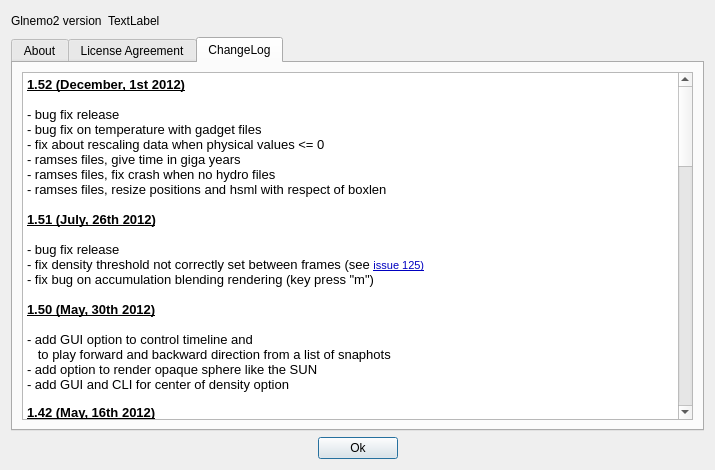
First picture: the form in src/formabout.ui, repository jcldc/glnemo2, before the edit.
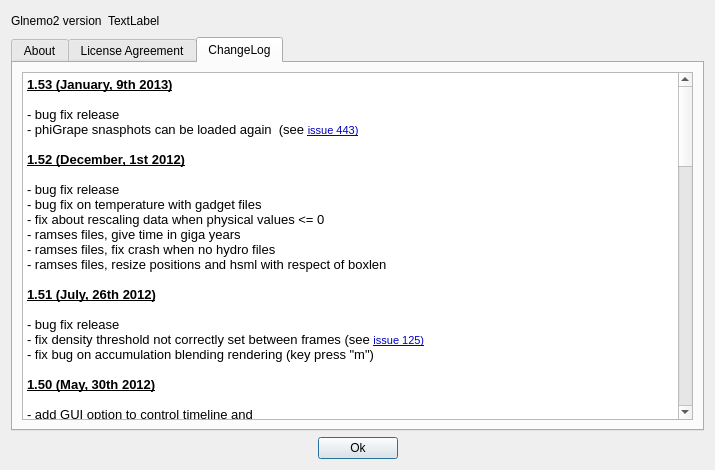
Second picture: the form after the edit. The open tabs and pages were chosen to show the change. Icons and pictures are not drawn.

Patch:
```diff
--- a/src/formabout.ui
+++ b/src/formabout.ui
@@ -1027,6 +1027,11 @@
 &lt;table border=&quot;0&quot; style=&quot;-qt-table-type: root; margin-top:4px; margin-bottom:4px; margin-left:4px; margin-right:4px;&quot;&gt;
 &lt;tr&gt;
 &lt;td style=&quot;border: none;&quot;&gt;
+&lt;p style=&quot; margin-top:0px; margin-bottom:0px; margin-left:0px; margin-right:0px; -qt-block-indent:0; text-indent:0px;&quot;&gt;&lt;span style=&quot; font-size:10pt; font-weight:600; text-decoration: underline;&quot;&gt;1.53 (January, 9th 2013)&lt;/span&gt;&lt;/p&gt;
+&lt;p style=&quot;-qt-paragraph-type:empty; margin-top:0px; margin-bottom:0px; margin-left:0px; margin-right:0px; -qt-block-indent:0; text-indent:0px; font-size:10pt; font-weight:600; text-decoration: underline;&quot;&gt;&lt;br /&gt;&lt;/p&gt;
+&lt;p style=&quot; margin-top:0px; margin-bottom:0px; margin-left:0px; margin-right:0px; -qt-block-indent:0; text-indent:0px;&quot;&gt;&lt;span style=&quot; font-size:10pt;&quot;&gt;- bug fix release&lt;/span&gt;&lt;/p&gt;
+&lt;p style=&quot; margin-top:0px; margin-bottom:0px; margin-left:0px; margin-right:0px; -qt-block-indent:0; text-indent:0px;&quot;&gt;&lt;span style=&quot; font-size:10pt;&quot;&gt;- phiGrape snasphots can be loaded again  (see &lt;/span&gt;&lt;a href=&quot;http://projets.oamp.fr/issues/125&quot;&gt;&lt;span style=&quot; text-decoration: underline; color:#0000c0;&quot;&gt;issue 443)&lt;/span&gt;&lt;/a&gt;&lt;/p&gt;
+&lt;p style=&quot;-qt-paragraph-type:empty; margin-top:0px; margin-bottom:0px; margin-left:0px; margin-right:0px; -qt-block-indent:0; text-indent:0px; font-size:10pt;&quot;&gt;&lt;br /&gt;&lt;/p&gt;
 &lt;p style=&quot; margin-top:0px; margin-bottom:0px; margin-left:0px; margin-right:0px; -qt-block-indent:0; text-indent:0px;&quot;&gt;&lt;span style=&quot; font-size:10pt; font-weight:600; text-decoration: underline;&quot;&gt;1.52 (December, 1st 2012)&lt;/span&gt;&lt;/p&gt;
 &lt;p style=&quot;-qt-paragraph-type:empty; margin-top:0px; margin-bottom:0px; margin-left:0px; margin-right:0px; -qt-block-indent:0; text-indent:0px; font-size:10pt; font-weight:600; text-decoration: underline;&quot;&gt;&lt;br /&gt;&lt;/p&gt;
 &lt;p style=&quot; margin-top:0px; margin-bottom:0px; margin-left:0px; margin-right:0px; -qt-block-indent:0; text-indent:0px;&quot;&gt;&lt;span style=&quot; font-size:10pt;&quot;&gt;- bug fix release&lt;/span&gt;&lt;/p&gt;
```
Left out of the diff: 4 changed lines with no effect on the pictures.
